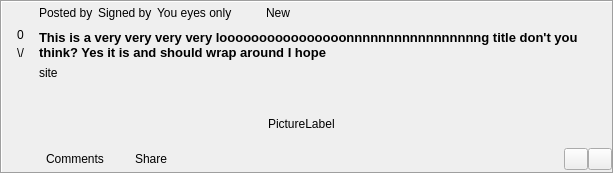
This is retroshare-gui/src/gui/Posted/PostedCardView.ui in RetroShare/RetroShare as Qt 5 draws it before an edit. The edited form follows.
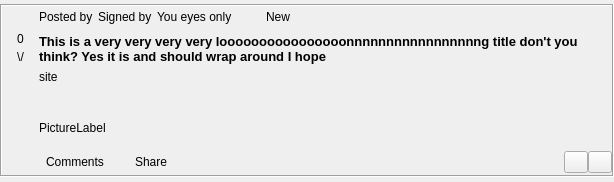
This is the edited form. Icons and pictures are not drawn. Custom widgets are drawn as their Qt base class.

Commit message:
Added gif & webp for RichtextEditor
* Added gif & webp for RichtextEditor picture attachments
* Attempt to fix attached picture layout issue on Card View

Patch:
```diff
--- a/retroshare-gui/src/gui/Posted/PostedCardView.ui
+++ b/retroshare-gui/src/gui/Posted/PostedCardView.ui
@@ -7,7 +7,7 @@
     <x>0</x>
     <y>0</y>
     <width>614</width>
-    <height>160</height>
+    <height>182</height>
    </rect>
   </property>
   <property name="windowTitle">
@@ -462,19 +462,9 @@
       <item row="4" column="1">
        <widget class="QFrame" name="picture_frame">
         <layout class="QHBoxLayout" name="horizontalPictureLayout">
-         <item>
-          <spacer name="horizontalSpacer_2">
-           <property name="orientation">
-            <enum>Qt::Horizontal</enum>
-           </property>
-           <property name="sizeHint" stdset="0">
-            <size>
-             <width>219</width>
-             <height>18</height>
-            </size>
-           </property>
-          </spacer>
-         </item>
+         <property name="leftMargin">
+          <number>0</number>
+         </property>
          <item>
           <widget class="QLabel" name="pictureLabel">
            <property name="text">
@@ -507,16 +497,16 @@
   </layout>
  </widget>
  <customwidgets>
-  <customwidget>
-   <class>GxsIdLabel</class>
-   <extends>QLabel</extends>
-   <header>gui/gxs/GxsIdLabel.h</header>
-  </customwidget>
   <customwidget>
    <class>StyledLabel</class>
    <extends>QLabel</extends>
    <header>gui/common/StyledLabel.h</header>
   </customwidget>
+  <customwidget>
+   <class>GxsIdLabel</class>
+   <extends>QLabel</extends>
+   <header>gui/gxs/GxsIdLabel.h</header>
+  </customwidget>
  </customwidgets>
  <resources>
   <include location="Posted_images.qrc"/>
```
The commit also changes 1 other file.
